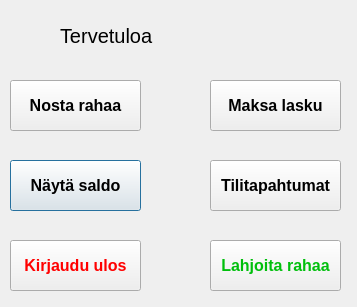
This is banksimul/signedindialog.ui in aryhma/sovellusprojekti as Qt 5 draws it before an edit. The edited form follows.
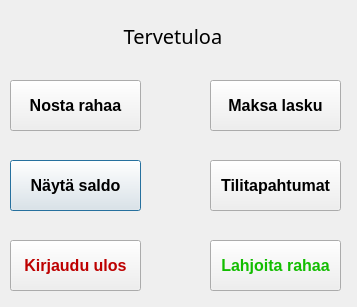
This is the edited form.

Patch:
```diff
--- a/banksimul/signedindialog.ui
+++ b/banksimul/signedindialog.ui
@@ -88,9 +88,9 @@
       <colorrole role="ButtonText">
        <brush brushstyle="SolidPattern">
         <color alpha="255">
-         <red>0</red>
-         <green>191</green>
-         <blue>12</blue>
+         <red>18</red>
+         <green>189</green>
+         <blue>0</blue>
         </color>
        </brush>
       </colorrole>
@@ -99,9 +99,9 @@
       <colorrole role="ButtonText">
        <brush brushstyle="SolidPattern">
         <color alpha="255">
-         <red>0</red>
-         <green>191</green>
-         <blue>12</blue>
+         <red>18</red>
+         <green>189</green>
+         <blue>0</blue>
         </color>
        </brush>
       </colorrole>
@@ -153,20 +153,24 @@
   <widget class="QLabel" name="lblTervetuloa">
    <property name="geometry">
     <rect>
-     <x>60</x>
+     <x>10</x>
      <y>10</y>
-     <width>271</width>
+     <width>331</width>
      <height>51</height>
     </rect>
    </property>
    <property name="font">
     <font>
+     <family>Arial Rounded MT Bold</family>
      <pointsize>15</pointsize>
     </font>
    </property>
    <property name="text">
     <string>Tervetuloa </string>
    </property>
+   <property name="alignment">
+    <set>Qt::AlignCenter</set>
+   </property>
   </widget>
   <widget class="QPushButton" name="btnUlos">
    <property name="geometry">
@@ -183,7 +187,7 @@
       <colorrole role="ButtonText">
        <brush brushstyle="SolidPattern">
         <color alpha="255">
-         <red>255</red>
+         <red>189</red>
          <green>0</green>
          <blue>0</blue>
         </color>
@@ -194,7 +198,7 @@
       <colorrole role="ButtonText">
        <brush brushstyle="SolidPattern">
         <color alpha="255">
-         <red>255</red>
+         <red>189</red>
          <green>0</green>
          <blue>0</blue>
         </color>
```
